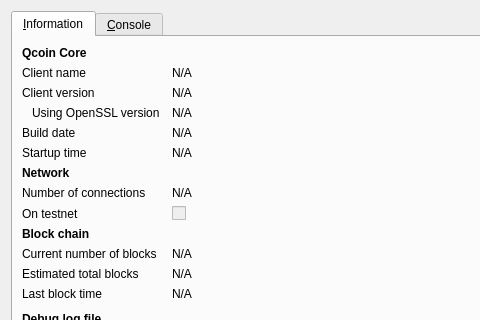
The window that qcoin/src/qt/forms/rpcconsole.ui (wonabru/Q) describes before a commit, drawn with Qt 5; both pictures show x 0 to 480 and y 0 to 320 of the 740 by 450 pixel window.
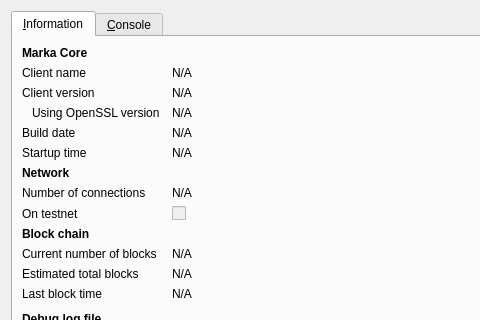
The same window after the commit. Icons and pictures are not drawn.

Diff of the .ui file:
```diff
--- a/qcoin/src/qt/forms/rpcconsole.ui
+++ b/qcoin/src/qt/forms/rpcconsole.ui
@@ -36,7 +36,7 @@
           </font>
          </property>
          <property name="text">
-          <string>Qcoin Core</string>
+          <string>Marka Core</string>
          </property>
         </widget>
        </item>
```
Left out of the diff: 6 changed lines with no effect on the pictures.
